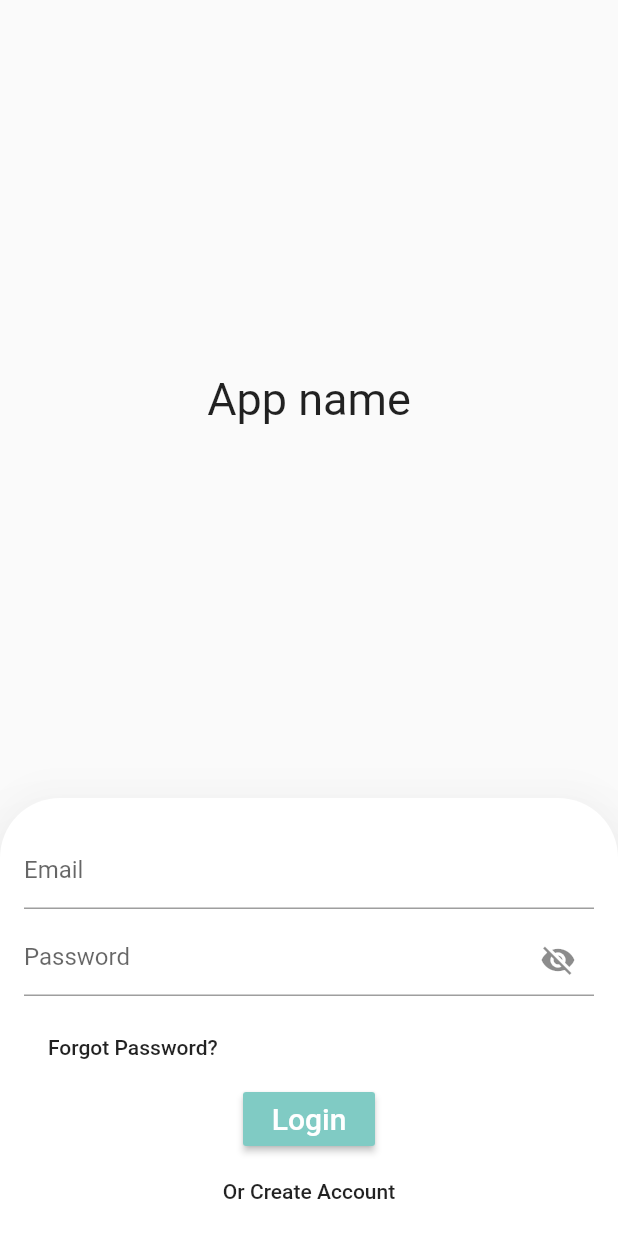
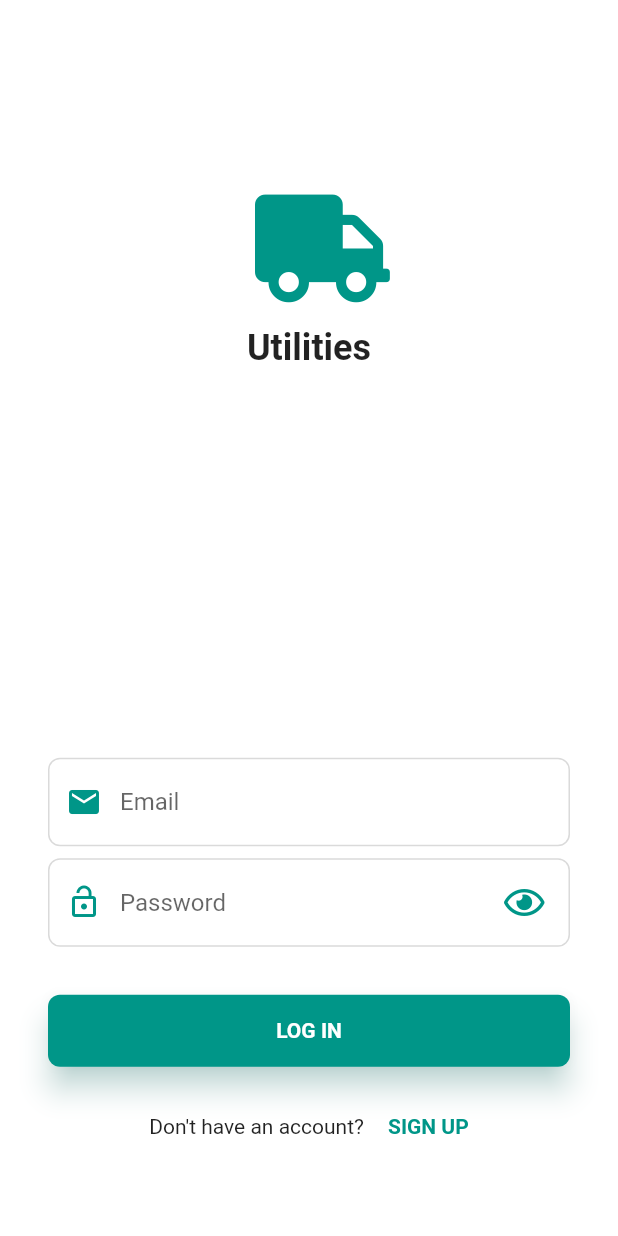
Before and after one commit to byshy/ieee_mvp, a Flutter app: the screen it shows after launch, on a phone screen of 412 x 824 dp. Run offline on Flutter 3.47's test engine with Material 2 defaults, Android fonts, the phone set to English and light mode, and no system bars; our stand-ins replace bloc, cloud_firestore, dartz, equatable, firebase_auth, firebase_messaging and 7 more; missing offline and left inert: unicorndial; accounts and stored records are empty.

Commit message:
change login page

```diff
--- /dev/null
+++ b/lib/common/custom_button.dart
@@ -0,0 +1,31 @@
+import 'package:flutter/material.dart';
+
+class CustomButton extends StatelessWidget {
+  final Widget child;
+  final Function onTap;
+
+  const CustomButton({
+    Key key,
+    @required this.child,
+    @required this.onTap,
+  }) : super(key: key);
+
+  @override
+  Widget build(BuildContext context) {
+    return Material(
+      color: Theme.of(context).primaryColor,
+      borderRadius: BorderRadius.circular(8),
+      shadowColor: Theme.of(context).primaryColor.withAlpha(127),
+      elevation: 8,
+      child: InkWell(
+        onTap: onTap,
+        borderRadius: BorderRadius.circular(8),
+        child: Container(
+          padding: const EdgeInsets.all(16),
+          alignment: Alignment.center,
+          child: child,
+        ),
+      ),
+    );
+  }
+}
--- a/lib/features/home/data/data_src/orders_db.dart
+++ b/lib/features/home/data/data_src/orders_db.dart
@@ -8,13 +8,13 @@ import 'package:sqflite/sqflite.dart';
 final String ordersTable = 'orders_table';
 final String columnID = 'id';
 final String columnDate = 'date';
-final String columnQuantity = 'price';
+final String columnQuantity = 'quantity';
 final String columnLat = 'lat';
 final String columnLong = 'long';
 
 class DbProvider {
   static final String _databaseName = "mvp.db";
-  static final int _databaseVersion = 3;
+  static final int _databaseVersion = 4;
 
   DbProvider._privateConstructor();
 
@@ -40,7 +40,7 @@ class DbProvider {
 create table $ordersTable (
   $columnID integer primary key autoincrement,
   $columnDate text not null,
-  $columnQuantity text not null,
+  $columnQuantity integer not null,
   $columnLat real not null,
   $columnLong real not null)
 ''');
@@ -48,8 +48,7 @@ create table $ordersTable (
 
   Future<int> insertOrder(
       {String date, int quantity, double lat, double long}) async {
-    Order order =
-        Order(date: date, quantity: quantity, lat: lat, long: long);
+    Order order = Order(date: date, quantity: quantity, lat: lat, long: long);
     Database db = await database;
     order.id = await db.insert(ordersTable, order.toMap());
     return order.id;
@@ -61,16 +60,16 @@ create table $ordersTable (
 
     print(maps.toString());
 
-    return List.generate(maps.length, (i) {
-      print(maps[i][columnID].toString());
+    var result = List.generate(maps.length, (i) {
       return Order(
-        id: maps[i][columnID].toInteger(),
+        id: maps[i][columnID],
         date: maps[i][columnDate].toString(),
-        quantity: maps[i][columnQuantity].toInteger(),
+        quantity: maps[i][columnQuantity],
         lat: maps[i][columnLat].toDouble(),
         long: maps[i][columnLong].toDouble(),
       );
     });
+    return result;
   }
 
   Future close() async {
--- a/lib/features/home/presentation/pages/main_provider.dart
+++ b/lib/features/home/presentation/pages/main_provider.dart
@@ -75,10 +75,11 @@ class _MainProviderState extends State<MainProvider> {
   }
 
   Future<List<Order>> ordersFromDb;
+
   @override
   void initState() {
     super.initState();
-    ordersFromDb= DbProvider.instance.getOrders();
+    ordersFromDb = DbProvider.instance.getOrders();
   }
 
   Widget buildHeader() {
@@ -162,7 +163,7 @@ class _MainProviderState extends State<MainProvider> {
             Expanded(
               child: FutureBuilder<List<Order>>(
                 future: ordersFromDb,
-               // initialData: List(),
+                // initialData: List(),
                 builder: (_, snapshot) {
                   print('snapshot');
                   print(snapshot.data);
--- a/lib/features/home/presentation/pages/settings.dart
+++ b/lib/features/home/presentation/pages/settings.dart
@@ -1,6 +1,7 @@
 import 'package:flutter/material.dart';
 import 'package:flutter_bloc/flutter_bloc.dart';
 import 'package:ieee_mvp/features/home/presentation/home_bloc/bloc.dart';
+import 'package:ieee_mvp/features/login/presentation/pages/login_page.dart';
 import 'package:ieee_mvp/features/login/presentation/pages/login_route.dart';
 import 'package:ieee_mvp/features/login/presentation/login_bloc/bloc.dart';
 
@@ -66,7 +67,7 @@ class _SettingsState extends State<Settings> {
             listener: (BuildContext context, LoginState state) {
               if (state is LoggedOut) {
                 Navigator.pushAndRemoveUntil(context,
-                    MaterialPageRoute(builder: (_) => LoginRoute()), (_) => false);
+                    MaterialPageRoute(builder: (_) => LoginPage()), (_) => false);
               }
             },
             child: RaisedButton(
--- /dev/null
+++ b/lib/features/login/presentation/pages/login_page.dart
@@ -0,0 +1,215 @@
+import 'package:flutter/material.dart';
+import 'package:flutter_bloc/flutter_bloc.dart';
+import 'package:font_awesome_flutter/font_awesome_flutter.dart';
+import 'package:ieee_mvp/common/custom_button.dart';
+import 'package:ieee_mvp/features/home/presentation/pages/home_route.dart';
+import 'package:ieee_mvp/features/login/presentation/login_bloc/bloc.dart';
+import 'package:ieee_mvp/features/sign_up/presentation/pages/sign_up_route.dart';
+
+class LoginPage extends StatefulWidget {
+  @override
+  _LoginPageState createState() => _LoginPageState();
+}
+
+class _LoginPageState extends State<LoginPage> {
+  final GlobalKey<FormState> _formKey = GlobalKey<FormState>();
+  final LoginBloc loginBloc = LoginBloc();
+
+  final TextEditingController username = TextEditingController();
+  final TextEditingController password = TextEditingController();
+  final GlobalKey<ScaffoldState> _scaffoldKey = GlobalKey<ScaffoldState>();
+
+  final FocusNode emailNode = FocusNode();
+  final FocusNode passwordNode = FocusNode();
+  bool _hidePassword = true;
+
+  @override
+  Widget build(BuildContext context) {
+    return Scaffold(
+      key: _scaffoldKey,
+      backgroundColor: Colors.white,
+      body: Form(
+        key: _formKey,
+        child: SingleChildScrollView(
+          child: Container(
+            margin: const EdgeInsets.symmetric(horizontal: 32),
+            height: MediaQuery.of(context).size.height -
+                MediaQuery.of(context).padding.vertical,
+            child: Column(
+              mainAxisAlignment: MainAxisAlignment.center,
+              children: <Widget>[
+                Spacer(flex: 2),
+                Icon(
+                  FontAwesomeIcons.truck,
+                  color: Theme.of(context).primaryColor,
+                  size: 72,
+                ),
+                SizedBox(height: 16),
+                Text(
+                  'Utilities',
+                  style: TextStyle(
+                    fontSize: 24,
+                    fontWeight: FontWeight.bold,
+                  ),
+                ),
+                Spacer(flex: 4),
+                TextFormField(
+                  controller: username,
+                  focusNode: emailNode,
+                  decoration: InputDecoration(
+                    border: OutlineInputBorder(
+                      borderRadius: BorderRadius.circular(8),
+                    ),
+                    enabledBorder: OutlineInputBorder(
+                      borderSide: BorderSide(color: Color(0xFFDADADA)),
+                      borderRadius: BorderRadius.circular(8),
+                    ),
+                    hintText: 'Email',
+                    prefixIcon: Icon(
+                      Icons.email,
+                      color: Theme.of(context).primaryColor,
+                    ),
+                  ),
+                  textInputAction: TextInputAction.next,
+                  onFieldSubmitted: (_) {
+                    emailNode.unfocus();
+                    passwordNode.requestFocus();
+                  },
+                  keyboardType: TextInputType.emailAddress,
+                  validator: (value) {
+                    if ((value?.isEmpty ?? true) || !value.contains('@')) {
+                      return 'Please enter a valid email';
+                    }
+                    return null;
+                  },
+                ),
+                SizedBox(height: 8),
+                TextFormField(
+                  controller: password,
+                  focusNode: passwordNode,
+                  decoration: InputDecoration(
+                    border: OutlineInputBorder(
+                      borderRadius: BorderRadius.circular(8),
+                    ),
+                    enabledBorder: OutlineInputBorder(
+                      borderSide: BorderSide(color: Color(0xFFDADADA)),
+                      borderRadius: BorderRadius.circular(8),
+                    ),
+                    hintText: 'Password',
+                    prefixIcon: Icon(
+                      Icons.lock_open,
+                      color: Theme.of(context).primaryColor,
+                    ),
+                    suffixIcon: IconButton(
+                      padding: const EdgeInsets.only(right: 16),
+                      icon: Icon(
+                        _hidePassword
+                            ? FontAwesomeIcons.eye
+                            : FontAwesomeIcons.eyeSlash,
+                        color: Theme.of(context).primaryColor,
+                      ),
+                      splashColor: Colors.transparent,
+                      onPressed: () {
+                        setState(() {
+                          _hidePassword = !_hidePassword;
+                        });
+                      },
+                    ),
+                  ),
+                  onFieldSubmitted: (_) {
+                    passwordNode.unfocus();
+                    _formKey.currentState.validate();
+                    login();
+                  },
+                  keyboardType: TextInputType.emailAddress,
+                  obscureText: _hidePassword,
+                  validator: (value) {
+                    if ((value?.isEmpty ?? true) || value.length < 6) {
+                      return 'Please enter a valid password';
+                    }
+                    return null;
+                  },
+                ),
+                SizedBox(height: 32),
+                BlocListener(
+                  bloc: loginBloc,
+                  listener: (BuildContext context, LoginState state) {
+                    if (state is LoggedIn) {
+                      Navigator.pushAndRemoveUntil(
+                          context,
+                          MaterialPageRoute(builder: (_) => HomeRoute()),
+                          (_) => false);
+                    } else if (state is LogInError) {
+                      _scaffoldKey.currentState.showSnackBar(
+                        SnackBar(
+                          content:
+                              Text('Something went wrong, please try again'),
+                        ),
+                      );
+                    }
+                  },
+                  child: CustomButton(
+                    onTap: () {
+                      if (!_formKey.currentState.validate()) return;
+                      login();
+                    },
+                    child: BlocBuilder(
+                      bloc: loginBloc,
+                      builder: (BuildContext context, LoginState state) {
+                        if (state is LoggingIn) {
+                          return Container(
+                            height: 20,
+                            width: 20,
+                            child: CircularProgressIndicator(
+                              valueColor: new AlwaysStoppedAnimation<Color>(
+                                  Colors.white),
+                            ),
+                          );
+                        }
+
+                        return Text(
+                          'LOG IN',
+                          style: TextStyle(
+                            color: Colors.white,
+                            fontWeight: FontWeight.bold,
+                            fontSize: 14,
+                          ),
+                        );
+                      },
+                    ),
+                  ),
+                ),
+                SizedBox(height: 32),
+                Row(
+                  mainAxisAlignment: MainAxisAlignment.center,
+                  children: <Widget>[
+                    Text('Don\'t have an account?'),
+                    SizedBox(width: 16),
+                    GestureDetector(
+                      onTap: () {
+                        Navigator.push(context,
+                            MaterialPageRoute(builder: (_) => SignUpRoute()));
+                      },
+                      child: Text(
+                        'SIGN UP',
+                        style: TextStyle(
+                          color: Theme.of(context).primaryColor,
+                          fontWeight: FontWeight.bold,
+                        ),
+                      ),
+                    ),
+                  ],
+                ),
+                Spacer(),
+              ],
+            ),
+          ),
+        ),
+      ),
+    );
+  }
+
+  void login() {
+    loginBloc.add(Login(email: username.text, password: password.text));
+  }
+}
--- a/lib/main.dart
+++ b/lib/main.dart
@@ -1,5 +1,6 @@
 import 'package:flutter/material.dart';
 import 'package:flutter_bloc/flutter_bloc.dart';
+import 'package:ieee_mvp/features/login/presentation/pages/login_page.dart';
 
 import 'core/app_bloc/bloc.dart';
 import 'features/home/presentation/pages/home_route.dart';
@@ -59,7 +60,7 @@ class _MainPageState extends State<MainPage> {
           if (state.isLoggedIn) {
             return HomeRoute();
           } else {
-            return LoginRoute();
+            return LoginPage();
           }
         }
         return Container();
--- a/pubspec.yaml
+++ b/pubspec.yaml
@@ -26,6 +26,7 @@ dependencies:
   google_maps_flutter: ^0.5.21+12
   firebase_auth: ^0.15.0+1
   unicorndial: ^1.1.5
+  font_awesome_flutter: ^8.5.0
 
 dev_dependencies:
   flutter_test:
```
Also changed, not shown: pubspec.lock.
